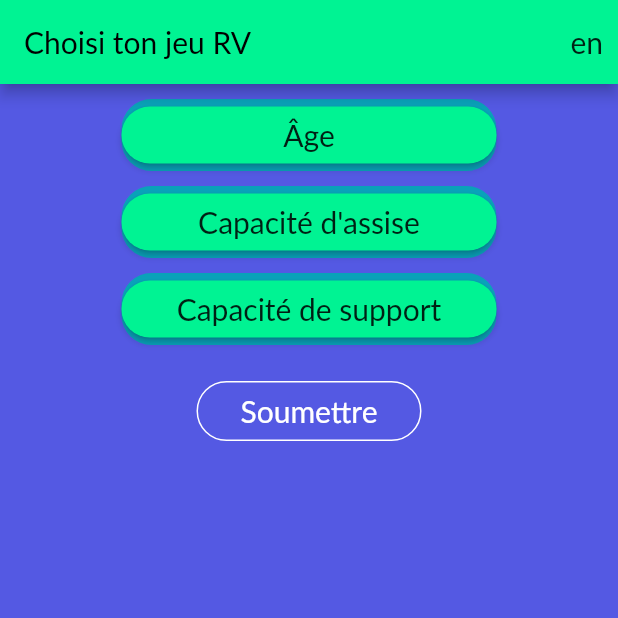
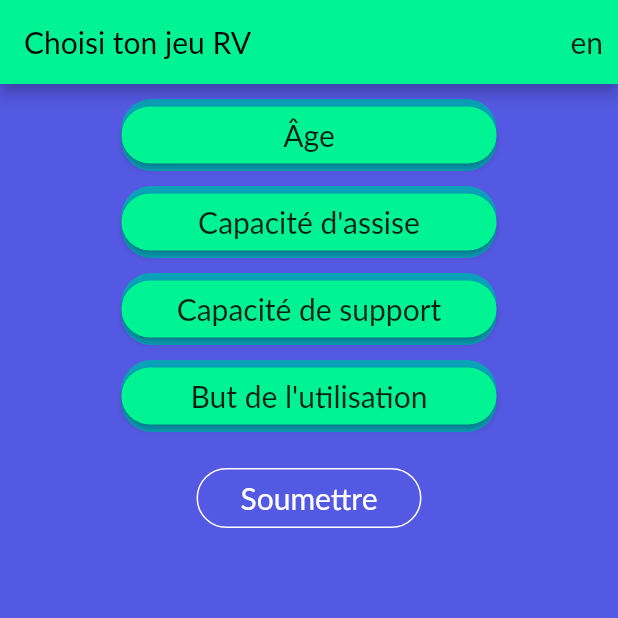
Before and after one commit to cr-crme/decide_vr, a Flutter app: the screen it shows after launch, on a phone screen of 412 x 824 dp, the top half of it. Run offline on Flutter 3.47's test engine with Material 2 defaults, Android fonts, the phone set to English and light mode, and no system bars.

Commit message:
Added Game goals

```diff
--- a/lib/common/misc/locale_text.dart
+++ b/lib/common/misc/locale_text.dart
@@ -40,5 +40,20 @@ class LocaleText with ChangeNotifier {
         'fr': 'Sans support statique'
       }[language]!;
 
+  String get gameGoal =>
+      {'en': 'Game use goal', 'fr': 'But de l\'utilisation'}[language]!;
+  String get endurance => {'en': 'Endurance', 'fr': 'Endurance'}[language]!;
+  String get coordination =>
+      {'en': 'Coordination', 'fr': 'Coordination'}[language]!;
+  String get lowerExtremityStrength => {
+        'en': 'Lower extremity strength',
+        'fr': 'Force dans les jambes'
+      }[language]!;
+  String get balance => {'en': 'Balance', 'fr': 'Équilibre'}[language]!;
+  String get unimanualUpperExtremity =>
+      {'en': 'Unimanual upper extremity', 'fr': 'Un bras'}[language]!;
+  String get bimanualUpperExtremity =>
+      {'en': 'Bimanual upper extremity', 'fr': 'Ambidextrie'}[language]!;
+
   String get submit => {'en': 'Submit', 'fr': 'Soumettre'}[language]!;
 }
--- /dev/null
+++ b/lib/common/models/game_goal.dart
@@ -0,0 +1,44 @@
+import 'package:provider/provider.dart';
+
+import './option.dart';
+import '../misc/locale_text.dart';
+import '../providers/answers.dart';
+
+class GameGoal implements Option {
+  GameGoal() : choice = -1;
+  GameGoal._fromChoice(this.choice);
+
+  final int choice;
+  static GameGoal get endurance => GameGoal._fromChoice(0);
+  static GameGoal get coordination => GameGoal._fromChoice(1);
+  static GameGoal get lowerExtremityStrength => GameGoal._fromChoice(2);
+  static GameGoal get balance => GameGoal._fromChoice(3);
+  static GameGoal get unimanualUpperExtremity => GameGoal._fromChoice(4);
+  static GameGoal get bimanualUpperExtremity => GameGoal._fromChoice(5);
+
+  @override
+  String title(context, {listen = true}) {
+    switch (choice) {
+      case 0:
+        return LocaleText.of(context, listen: listen).endurance;
+      case 1:
+        return LocaleText.of(context, listen: listen).coordination;
+      case 2:
+        return LocaleText.of(context, listen: listen).lowerExtremityStrength;
+      case 3:
+        return LocaleText.of(context, listen: listen).balance;
+      case 4:
+        return LocaleText.of(context, listen: listen).unimanualUpperExtremity;
+      case 5:
+        return LocaleText.of(context, listen: listen).bimanualUpperExtremity;
+      default:
+        return 'Error';
+    }
+  }
+
+  @override
+  void clickAnswerCallback(context) {
+    final answers = Provider.of<Answers>(context, listen: false);
+    answers.gameGoal = this;
+  }
+}
--- a/lib/common/providers/answers.dart
+++ b/lib/common/providers/answers.dart
@@ -1,15 +1,21 @@
 import 'package:flutter/foundation.dart';
 
 import '../models/age.dart';
+import '../models/game_goal.dart';
 import '../models/sitting_ability.dart';
 import '../models/standing_ability.dart';
 
 class Answers extends ChangeNotifier {
-  Answers({age, sittingAbility, standingAbility})
-      : _age = age ?? Age.all,
+  Answers({
+    age,
+    sittingAbility,
+    standingAbility,
+    gameGoal,
+  })  : _age = age ?? Age.all,
         _sittingAbility = sittingAbility ?? SittingAbility.dynamicWithSupport,
         _standingAbility =
-            standingAbility ?? StandingAbility.dynamicWithSupport;
+            standingAbility ?? StandingAbility.dynamicWithSupport,
+        _gameGoal = gameGoal ?? GameGoal.endurance;
 
   Age _age;
   Age get age => _age;
@@ -31,4 +37,11 @@ class Answers extends ChangeNotifier {
     _standingAbility = value;
     notifyListeners();
   }
+
+  GameGoal _gameGoal;
+  GameGoal get gameGoal => _gameGoal;
+  set gameGoal(GameGoal value) {
+    _gameGoal = value;
+    notifyListeners();
+  }
 }
--- a/lib/common/widgets/section_button.dart
+++ b/lib/common/widgets/section_button.dart
@@ -93,7 +93,7 @@ class _SectionButtonState extends State<SectionButton> {
     return GestureDetector(
       onTap: () => _selectOption(index, option),
       child: Padding(
-        padding: const EdgeInsets.all(5.0),
+        padding: const EdgeInsets.all(7.0),
         child: Text(
           option.title(context),
           style: Theme.of(context).textTheme.titleMedium!.copyWith(
--- a/lib/common/widgets/submit_button.dart
+++ b/lib/common/widgets/submit_button.dart
@@ -26,7 +26,8 @@ class SubmitButton extends StatelessWidget {
       content: Text(
         '${LocaleText.of(context, listen: false).age}: ${answers.age.title(context, listen: false)}\n'
         '${LocaleText.of(context, listen: false).sittingAbility}: ${answers.sittingAbility.title(context, listen: false)}\n'
-        '${LocaleText.of(context, listen: false).standingAbility}: ${answers.standingAbility.title(context, listen: false)}\n',
+        '${LocaleText.of(context, listen: false).standingAbility}: ${answers.standingAbility.title(context, listen: false)}\n'
+        '${LocaleText.of(context, listen: false).gameGoal}: ${answers.gameGoal.title(context, listen: false)}\n',
       ),
     );
 
--- a/lib/screens/fill_info_screen.dart
+++ b/lib/screens/fill_info_screen.dart
@@ -2,6 +2,7 @@ import 'package:flutter/material.dart';
 
 import '../common/misc/locale_text.dart';
 import '../common/models/age.dart';
+import '../common/models/game_goal.dart';
 import '../common/models/sitting_ability.dart';
 import '../common/models/standing_ability.dart';
 import '../common/widgets/section_button.dart';
@@ -64,6 +65,23 @@ class FillingInfoScreen extends StatelessWidget {
               ),
             ),
             Padding(
+              padding: EdgeInsets.only(top: _spacing),
+              child: SectionButton(
+                LocaleText.of(context).gameGoal,
+                options: [
+                  GameGoal.endurance,
+                  GameGoal.coordination,
+                  GameGoal.lowerExtremityStrength,
+                  GameGoal.balance,
+                  GameGoal.unimanualUpperExtremity,
+                  GameGoal.bimanualUpperExtremity,
+                ],
+                width: _buttonWidth,
+                cornerRadius: _buttonRadius,
+                defaultOption: DefaultOption.first,
+              ),
+            ),
+            Padding(
               padding: const EdgeInsets.symmetric(vertical: 20.0),
               child: SubmitButton(
                 LocaleText.of(context).submit,
```
